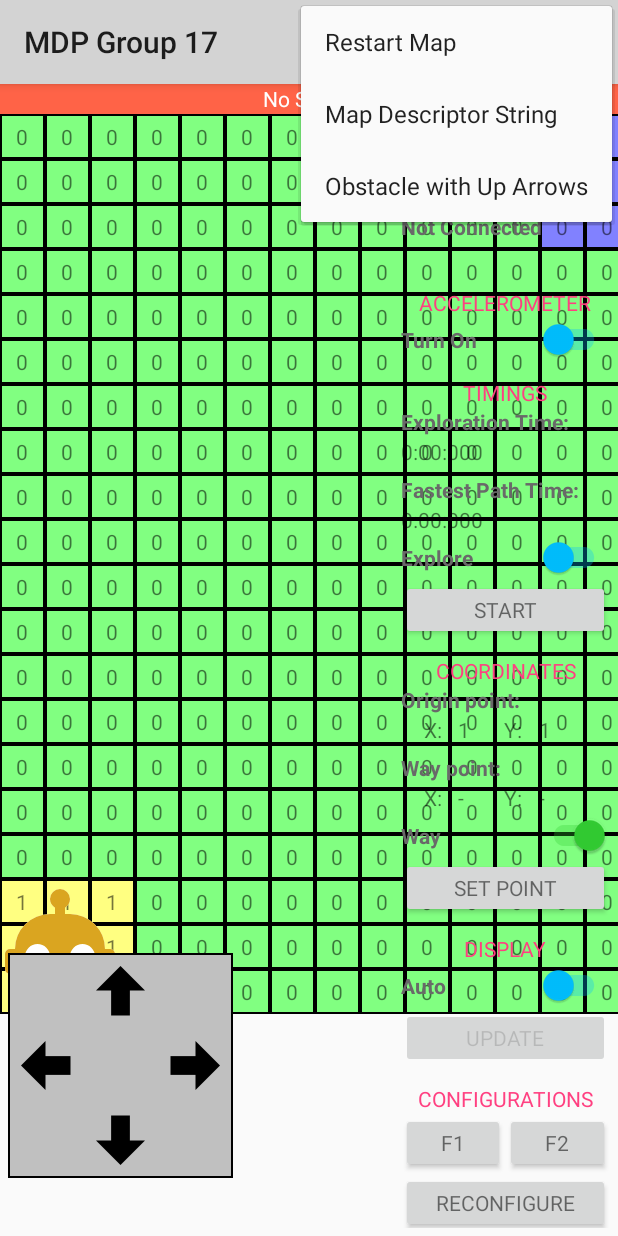
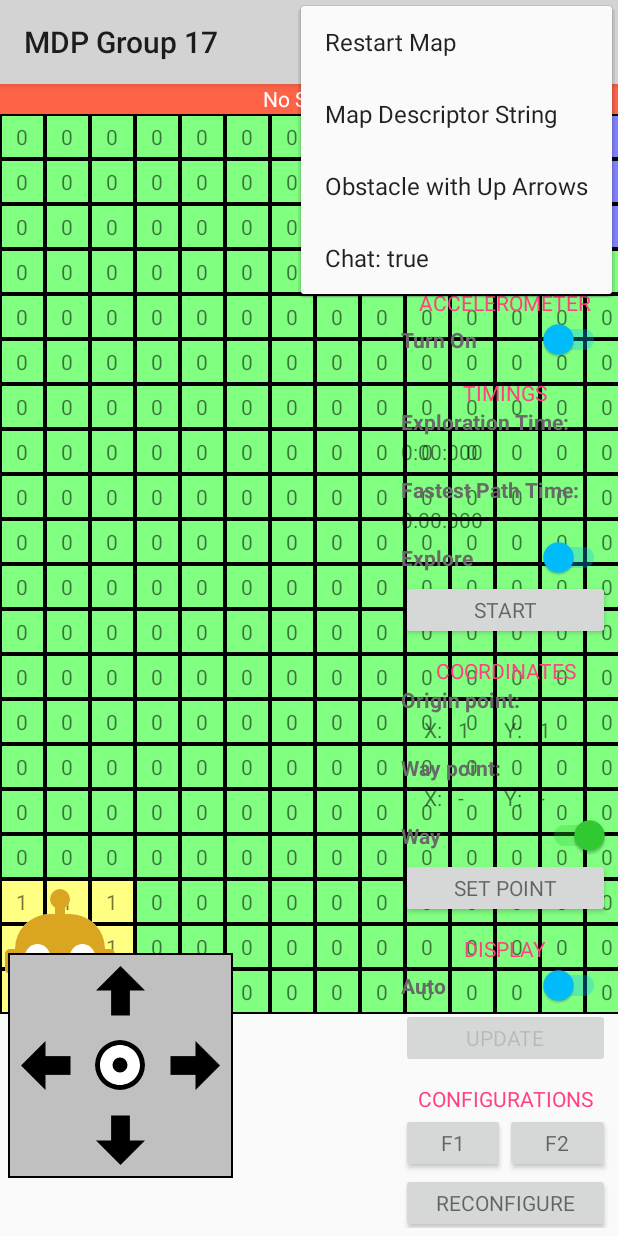
Before and after one commit to AUDR0012/Android_3004, an Android app: the screen it shows after launch (MainActivity), with the options menu open, on a phone screen of 412 x 824 dp. Run offline under Robolectric (Android 15) with nearby library versions, the phone set to English and light mode, and no system bars.

Commit message:
calib, toggle chat

```diff
--- a/app/src/main/java/android/mdp/android_3004/MainActivity.java
+++ b/app/src/main/java/android/mdp/android_3004/MainActivity.java
@@ -51,7 +51,7 @@ import java.util.Set;
 
 public class MainActivity extends AppCompatActivity {
 
-	boolean test_showchat = true;
+	boolean test_showchat = false;
 
 	final int MAZE_C = 15;
 	final int MAZE_R = 20;
@@ -121,8 +121,8 @@ public class MainActivity extends AppCompatActivity {
 
 //		========== CLICKABLE CONTROLS ==========
 		int[] list_onclick = {R.id.bt_swt_isrobust, R.id.tilt_swt_ison,
-			R.id.direction_btn_up, R.id.direction_btn_down, R.id.direction_btn_left, R.id.direction_btn_right,
-			R.id.time_btn_stopwatch, R.id.time_swt_isfastest,
+			R.id.direction_btn_up, R.id.direction_btn_down, R.id.direction_btn_left, R.id.direction_btn_right, R.id.direction_btn_calib,
+			R.id.time_btn_start, R.id.time_swt_isfastest,
 			R.id.point_swt_isway, R.id.point_btn_set,
 			R.id.display_swt_ismanual, R.id.display_btn_update,
 			R.id.config_btn_f1, R.id.config_btn_f2, R.id.config_btn_reconfig};
@@ -130,7 +130,7 @@ public class MainActivity extends AppCompatActivity {
 			findViewById(onclick).setOnClickListener(onClickListener);
 		}
 
-		findViewById(R.id.msg_temp).setOnClickListener(new View.OnClickListener() {
+		findViewById(R.id.msg_tp_preview).setOnClickListener(new View.OnClickListener() {
 			@Override
 			public void onClick(View v) {
 				dialog_msg = pop_message().show();
@@ -222,11 +222,8 @@ public class MainActivity extends AppCompatActivity {
 			case R.id.menu_arrow:
 				pop_arrow().show();
 				return true;
-			case R.id.menu_ar1://TODO
-				msg_writemsg("ar_c", "");
-				return true;
-			case R.id.menu_ar2:
-				msg_writemsg("ar_g", "");
+			case R.id.menu_chat:
+				toggle_chat();
 				return true;
 
 			//BLUETOOTH
@@ -331,8 +328,22 @@ public class MainActivity extends AppCompatActivity {
 
 	protected Drawable new_drawable(int image, int color) {
 		Drawable box = getResources().getDrawable(image, null);
-		box.setColorFilter(color, PorterDuff.Mode.OVERLAY);
+		box.setColorFilter(color, (color == getResources().getColor(R.color.silver)) ? PorterDuff.Mode.SRC_ATOP : PorterDuff.Mode.OVERLAY);
 		return box;
+	}
+
+	protected void enable_layout(int id) {
+		View v = findViewById(id);
+		if (v instanceof GridLayout) {
+			GridLayout gl = (GridLayout) v;
+			for (int i = 0; i < gl.getChildCount(); i++) {
+				View v2 = gl.getChildAt(i);
+
+				if (v2.getTag() != null) continue;
+				v2.setEnabled(test_showchat);
+				v2.setBackground(new_drawable(R.drawable.d_arrow, test_showchat ? Color.TRANSPARENT : getResources().getColor(R.color.silver)));
+			}
+		}
 	}
 
 	protected int enum_getcolor(int id) {
@@ -415,6 +426,8 @@ public class MainActivity extends AppCompatActivity {
 		time_option();
 
 		display_option();
+
+		toggle_chat();
 	}
 
 	protected void map_reset(boolean reset_all) {
@@ -698,29 +711,29 @@ public class MainActivity extends AppCompatActivity {
 	protected void bt_checkpaired() {
 		if (bt_device == null) {
 			((TextView) findViewById(R.id.bt_lbl_connected)).setText(R.string.bt_connect_no);
+			((TextView) findViewById(R.id.bt_txt_connected)).setText(r_string(R.string._null));
 			findViewById(R.id.bt_txt_connected).setVisibility(View.INVISIBLE);
-			((TextView) findViewById(R.id.bt_txt_connected)).setText(r_string(R.string._null));
 
 			findViewById(R.id.msg_lv_preview).setVisibility(View.GONE);
-			findViewById(R.id.msg_temp).setVisibility(View.GONE);
-			//if (dialog_msg.isShowing()) dialog_msg.dismiss();
+			findViewById(R.id.msg_tp_preview).setVisibility(View.GONE);
 		} else {
 			if (dialog_bt.isShowing()) dialog_bt.dismiss();
 
 			((TextView) findViewById(R.id.bt_lbl_connected)).setText(R.string.bt_connect_yes);
+			((TextView) findViewById(R.id.bt_txt_connected)).setText(bt_device.getName());
 			findViewById(R.id.bt_txt_connected).setVisibility(View.VISIBLE);
-			((TextView) findViewById(R.id.bt_txt_connected)).setText(bt_device.getName());
 
 			if (test_showchat) {
 				findViewById(R.id.msg_lv_preview).setVisibility(View.VISIBLE);
 				if (msg_chatlist.size() == 0) {
-					findViewById(R.id.msg_temp).setVisibility(View.VISIBLE);
+					findViewById(R.id.msg_tp_preview).setVisibility(View.VISIBLE);
 				}
 			} else {
 				findViewById(R.id.msg_lv_preview).setVisibility(View.GONE);
-				findViewById(R.id.msg_temp).setVisibility(View.GONE);
-			}
-		}
+				findViewById(R.id.msg_tp_preview).setVisibility(View.GONE);
+			}
+		}
+		if (dialog_msg != null && dialog_msg.isShowing()) dialog_msg.dismiss();
 	}
 
 	protected void bt_update(int toggle) {
@@ -860,19 +873,22 @@ public class MainActivity extends AppCompatActivity {
 
 	protected void msg_writemsg(String text, String description) {
 		if (bt_device == null) {
+
 			new_message("unable to send message");
+
 		} else {
+
 			text = msg_appendto(text);
 			byte[] bytes = text.getBytes(Charset.defaultCharset());
 			bt_connection.write(bytes);
 
-			String new_message = text;
-			if (Enum.Instruction.SEND_ARENA_INFO.getDescription().equalsIgnoreCase(description)) {
-				new_message = text.replaceAll(r_string(R.string._delimiter), "\n");
-			}
-
-			msg_chatlist.add(new MessageText(false, new_message, description, getResources()));
+//			if (Enum.Instruction.SEND_ARENA_INFO.getDescription().equalsIgnoreCase(description)) {
+//				text = text.replaceAll(r_string(R.string._delimiter), "\n");
+//			}
+
+			msg_chatlist.add(new MessageText(false, text, description, getResources()));
 			msg_listview();
+
 		}
 	}
 
@@ -894,7 +910,7 @@ public class MainActivity extends AppCompatActivity {
 
 		if (msg_lv_preview != null) {
 			if (msg_chatlist.size() != 0)
-				findViewById(R.id.msg_temp).setVisibility(View.GONE);
+				findViewById(R.id.msg_tp_preview).setVisibility(View.GONE);
 
 			msg_lv_preview.setAdapter(msg_listadapter);
 			msg_lv_preview.post(new Runnable() {
@@ -923,12 +939,7 @@ public class MainActivity extends AppCompatActivity {
 				description = r_string(R.string._success);
 			if (r_string(R.string._null).equalsIgnoreCase(text)) return; //no text sent
 
-			if (text.equalsIgnoreCase(r_string(R.string._code))) {
-
-				test_showchat = !test_showchat;
-				bt_checkpaired();
-
-			} else if (!text.contains(r_string(R.string._bracket_s)) && !text.contains(r_string(R.string._delimiter)) && !text.contains(r_string(R.string._bracket_e)) &&
+			if (!text.contains(r_string(R.string._bracket_s)) && !text.contains(r_string(R.string._delimiter)) && !text.contains(r_string(R.string._bracket_e)) &&
 				!text.contains(r_string(R.string._delimiter2))) {
 
 				try {
@@ -938,21 +949,32 @@ public class MainActivity extends AppCompatActivity {
 
 					if (instruction != null) {
 						switch (instruction) {
-							case SEND_ARENA_INFO:
-								String send_arena = r_string(R.string._null);
-								for (int r = MAZE_R - 1; r >= 0; r--) {
-									for (int c = 0; c < MAZE_C; c++) {
-										if (!send_arena.equalsIgnoreCase(r_string(R.string._null)) && c == 0) {
-											send_arena += r_string(R.string._delimiter);
-										}
-										send_arena += (view_string(grid_maze.findViewById(cell_id(c, r))) + " ");
-									}
+//							case SEND_ARENA_INFO:
+//								String send_arena = r_string(R.string._null);
+//								for (int r = MAZE_R - 1; r >= 0; r--) {
+//									for (int c = 0; c < MAZE_C; c++) {
+//										if (!send_arena.equalsIgnoreCase(r_string(R.string._null)) && c == 0) {
+//											send_arena += r_string(R.string._delimiter);
+//										}
+//										send_arena += (view_string(grid_maze.findViewById(cell_id(c, r))) + " ");
+//									}
+//								}
+//								msg_writemsg(send_arena, instruction.getDescription());
+//								break;
+
+							case STOP:
+								if (view_string(findViewById(R.id.time_btn_start)).equalsIgnoreCase(r_string(R.string.time_stop))) {
+									time_stopwatch(); //TODO
 								}
-								msg_writemsg(send_arena, instruction.getDescription());
+							case SENSOR:
+							case CALIBRATING:
+								((TextView) findViewById(R.id.txt_status)).setText(instruction.getStatus());
 								break;
 
-							default: //STOP or CALIBRATE or SENSOR
-								msg_movements(false, true, instruction);
+							default:
+								if (!test_showchat) {
+									new_message(text);
+								}
 								break;
 						}
 					}
@@ -978,9 +1000,9 @@ public class MainActivity extends AppCompatActivity {
 							count /= 90;
 							break;
 					}
-					for (int i = 0; i < count; i++) {
-						msg_movements(false, true, instruction);
-					}
+//					for (int i = 0; i < count; i++) {
+//						msg_movements(false, true, instruction);
+//					}
 
 					msg_chatlist.add(new MessageText(true, text, String.format("%d %s", count, instruction.getDescription()), getResources()));
 					msg_listview();
@@ -1179,8 +1201,8 @@ public class MainActivity extends AppCompatActivity {
 		time_set(0, 0, 0);
 	}
 
-	protected void time_stopwatch(View v) {
-		Button b = (Button) v;
+	protected void time_stopwatch() {
+		Button b = (Button) findViewById(R.id.time_btn_start);
 		if (view_string(b).equalsIgnoreCase(r_string(R.string.time_start))) {
 			time_reset();
 			if (((SwitchCompat) findViewById(R.id.time_swt_isfastest)).isChecked()) {
@@ -1197,11 +1219,11 @@ public class MainActivity extends AppCompatActivity {
 				}
 			}
 			time_start = SystemClock.uptimeMillis();
-			time_handler.postDelayed(time_stopwatch, 0);
+			time_handler.postDelayed(time_runnable, 0);
 			findViewById(R.id.time_swt_isfastest).setEnabled(false);
 			b.setText(R.string.time_stop);
 		} else {
-			time_handler.removeCallbacks(time_stopwatch);
+			time_handler.removeCallbacks(time_runnable);
 
 			findViewById(R.id.time_swt_isfastest).setEnabled(true);
 			b.setText(R.string.time_start);
@@ -1212,7 +1234,7 @@ public class MainActivity extends AppCompatActivity {
 		time_tv.setText(String.format("%d:%s:%s", min, String.format("%02d", sec), String.format("%03d", millisec)));
 	}
 
-	public Runnable time_stopwatch = new Runnable() {
+	public Runnable time_runnable = new Runnable() {
 		public void run() {
 			long time_count_ms = SystemClock.uptimeMillis() - time_start;
 			int time_s = (int) (time_count_ms / 1000);
@@ -1453,79 +1475,17 @@ public class MainActivity extends AppCompatActivity {
 		map_startgoal();
 	}
 
-	private View.OnClickListener onClickListener = new View.OnClickListener() {
-		public void onClick(View v) {
-
-			switch (v.getId()) {
-				//BLUETOOTH
-				case R.id.bt_swt_isrobust:
-					bt_robust_option();
-					break;
-
-				//ACCELEROMETER
-				case R.id.tilt_swt_ison:
-					tilt_option();
-					break;
-
-				//MAZE
-				case R.id.direction_btn_up:
-					msg_movements(true, true, Enum.Instruction.FORWARD);
-					break;
-				case R.id.direction_btn_down:
-					msg_movements(true, true, Enum.Instruction.REVERSE);
-					break;
-				case R.id.direction_btn_left:
-					msg_movements(true, true, Enum.Instruction.ROTATE_LEFT);
-					break;
-				case R.id.direction_btn_right:
-					msg_movements(true, true, Enum.Instruction.ROTATE_RIGHT);
-					break;
-
-				//STOPWATCH
-				case R.id.time_swt_isfastest:
-					time_option();
-					break;
-				case R.id.time_btn_stopwatch:
-					time_stopwatch(v);
-					break;
-
-				//SET POINTS
-				case R.id.point_swt_isway:
-					point_option();
-					break;
-				case R.id.point_btn_set:
-					point_toset();
-					break;
-
-				//DISPLAY GRAPHICS
-				case R.id.display_swt_ismanual:
-					display_option();
-					break;
-				case R.id.display_btn_update:
-					display_update();
-					break;
-
-				//CONFIGURATIONS
-				case R.id.config_btn_f1:
-					if (test_showchat) {
-						msg_writemsg(config_getpref(true), r_string(R.string.config_f1));
-					} else {
-						new_message(config_getpref(true));
-					}
-					break;
-				case R.id.config_btn_f2:
-					if (test_showchat) {
-						msg_writemsg(config_getpref(false), r_string(R.string.config_f2));
-					} else {
-						new_message(config_getpref(false));
-					}
-					break;
-				case R.id.config_btn_reconfig:
-					dialog_config = pop_config().show();
-					break;
-			}
-		}
-	};
+	protected void toggle_chat() {
+		test_showchat = !test_showchat;
+		menu.findItem(R.id.menu_chat).setTitle(String.format("Chat: %s", String.valueOf(test_showchat)));
+
+		enable_layout(R.id.layout_direction);
+		findViewById(R.id.layout_tilt).setVisibility(test_showchat ? View.VISIBLE : View.INVISIBLE);
+		findViewById(R.id.layout_display).setVisibility(test_showchat ? View.VISIBLE : View.INVISIBLE);
+		findViewById(R.id.layout_config).setVisibility(test_showchat ? View.VISIBLE : View.INVISIBLE);
+
+		bt_checkpaired();
+	}
 
 	protected void msg_movements(boolean towrite, boolean tolist, Enum.Instruction instruction) {
 		if (instruction != null) {
@@ -1546,8 +1506,6 @@ public class MainActivity extends AppCompatActivity {
 					case ROTATE_RIGHT:
 						robot_rotate(Enum.Direction.RIGHT.get());
 						break;
-					default:
-						break;
 				}
 			}
 
@@ -1559,4 +1517,81 @@ public class MainActivity extends AppCompatActivity {
 			}
 		}
 	}
+
+	private View.OnClickListener onClickListener = new View.OnClickListener() {
+		public void onClick(View v) {
+
+			switch (v.getId()) {
+				//BLUETOOTH
+				case R.id.bt_swt_isrobust:
+					bt_robust_option();
+					break;
+
+				//ACCELEROMETER
+				case R.id.tilt_swt_ison:
+					tilt_option();
+					break;
+
+				//MAZE
+				case R.id.direction_btn_up:
+					msg_movements(true, true, Enum.Instruction.FORWARD);
+					break;
+				case R.id.direction_btn_down:
+					msg_movements(true, true, Enum.Instruction.REVERSE);
+					break;
+				case R.id.direction_btn_left:
+					msg_movements(true, true, Enum.Instruction.ROTATE_LEFT);
+					break;
+				case R.id.direction_btn_right:
+					msg_movements(true, true, Enum.Instruction.ROTATE_RIGHT);
+					break;
+				case R.id.direction_btn_calib:
+					msg_writemsg(Enum.Instruction.CALIBRATING.getText(), Enum.Instruction.CALIBRATING.getDescription());
+					break;
+
+				//STOPWATCH
+				case R.id.time_swt_isfastest:
+					time_option();
+					break;
+				case R.id.time_btn_start:
+					time_stopwatch();
+					break;
+
+				//SET POINTS
+				case R.id.point_swt_isway:
+					point_option();
+					break;
+				case R.id.point_btn_set:
+					point_toset();
+					break;
+
+				//DISPLAY GRAPHICS
+				case R.id.display_swt_ismanual:
+					display_option();
+					break;
+				case R.id.display_btn_update:
+					display_update();
+					break;
+
+				//CONFIGURATIONS
+				case R.id.config_btn_f1:
+					if (test_showchat) {
+						msg_writemsg(config_getpref(true), r_string(R.string.config_f1));
+					} else {
+						new_message(config_getpref(true));
+					}
+					break;
+				case R.id.config_btn_f2:
+					if (test_showchat) {
+						msg_writemsg(config_getpref(false), r_string(R.string.config_f2));
+					} else {
+						new_message(config_getpref(false));
+					}
+					break;
+				case R.id.config_btn_reconfig:
+					dialog_config = pop_config().show();
+					break;
+			}
+		}
+	};
 }
--- /dev/null
+++ b/app/src/main/res/drawable/d_calib.xml
@@ -0,0 +1,13 @@
+<?xml version="1.0" encoding="utf-8"?>
+<vector xmlns:android="http://schemas.android.com/apk/res/android"
+	android:width="24dp"
+	android:height="24dp"
+	android:viewportWidth="24"
+	android:viewportHeight="24">
+	<path
+		android:fillColor="@color/white"
+		android:pathData="M12,2A10,10 0 0,0 2,12A10,10 0 0,0 12,22A10,10 0 0,0 22,12A10,10 0 0,0 12,2Z" />
+	<path
+		android:fillColor="@color/black"
+		android:pathData="M12,2A10,10 0 0,0 2,12A10,10 0 0,0 12,22A10,10 0 0,0 22,12A10,10 0 0,0 12,2M12,20C7.59,20 4,16.41 4,12C4,7.59 7.59,4 12,4C16.41,4 20,7.59 20,12C20,16.41 16.41,20 12,20M15,12A3,3 0 0,1 12,15A3,3 0 0,1 9,12A3,3 0 0,1 12,9A3,3 0 0,1 15,12Z" />
+</vector>
--- a/app/src/main/res/layout/activity_main.xml
+++ b/app/src/main/res/layout/activity_main.xml
@@ -45,6 +45,7 @@
 		android:padding="5dp">
 
 		<LinearLayout
+			android:id="@+id/layout_bt"
 			android:layout_width="match_parent"
 			android:layout_height="wrap_content"
 			android:orientation="vertical">
@@ -78,6 +79,7 @@
 		</LinearLayout>
 
 		<LinearLayout
+			android:id="@+id/layout_tilt"
 			android:layout_width="match_parent"
 			android:layout_height="wrap_content"
 			android:orientation="vertical">
@@ -98,6 +100,7 @@
 		</LinearLayout>
 
 		<LinearLayout
+			android:id="@+id/layout_time"
 			android:layout_width="match_parent"
 			android:layout_height="wrap_content"
 			android:orientation="vertical">
@@ -140,8 +143,8 @@
 				android:theme="@style/SwitchStyle" />
 
 			<Button
-				android:id="@+id/time_btn_stopwatch"
-				style="@style/ButtonStyle"
+				android:id="@+id/time_btn_start"
+				style="@style/ButtonStyle1"
 				android:layout_width="match_parent"
 				android:layout_height="40dp"
 				android:text="@string/time_start" />
@@ -149,6 +152,7 @@
 		</LinearLayout>
 
 		<LinearLayout
+			android:id="@+id/layout_point"
 			android:layout_width="match_parent"
 			android:layout_height="wrap_content"
 			android:orientation="vertical">
@@ -254,7 +258,7 @@
 
 				<Button
 					android:id="@+id/point_btn_set"
-					style="@style/ButtonStyle"
+					style="@style/ButtonStyle1"
 					android:layout_width="match_parent"
 					android:layout_height="40dp"
 					android:text="@string/point_isset_false" />
@@ -264,6 +268,7 @@
 		</LinearLayout>
 
 		<LinearLayout
+			android:id="@+id/layout_display"
 			android:layout_width="match_parent"
 			android:layout_height="wrap_content"
 			android:orientation="vertical">
@@ -283,7 +288,7 @@
 
 			<Button
 				android:id="@+id/display_btn_update"
-				style="@style/ButtonStyle"
+				style="@style/ButtonStyle1"
 				android:layout_width="match_parent"
 				android:layout_height="40dp"
 				android:text="@string/display_update" />
@@ -291,6 +296,7 @@
 		</LinearLayout>
 
 		<LinearLayout
+			android:id="@+id/layout_config"
 			android:layout_width="match_parent"
 			android:layout_height="wrap_content"
 			android:orientation="vertical">
@@ -308,7 +314,7 @@
 
 				<Button
 					android:id="@+id/config_btn_f1"
-					style="@style/ButtonStyle"
+					style="@style/ButtonStyle1"
 					android:layout_width="0dp"
 					android:layout_height="40dp"
 					android:layout_weight="1"
@@ -316,7 +322,7 @@
 
 				<Button
 					android:id="@+id/config_btn_f2"
-					style="@style/ButtonStyle"
+					style="@style/ButtonStyle1"
 					android:layout_width="0dp"
 					android:layout_height="40dp"
 					android:layout_weight="1"
@@ -325,7 +331,7 @@
 
 			<Button
 				android:id="@+id/config_btn_reconfig"
-				style="@style/ButtonStyle"
+				style="@style/ButtonStyle1"
 				android:layout_width="match_parent"
 				android:layout_height="40dp"
 				android:text="@string/config_reconfig" />
@@ -346,7 +352,7 @@
 		android:paddingBottom="5dp">
 
 		<GridLayout
-			android:id="@+id/grid_direction"
+			android:id="@+id/layout_direction"
 			android:layout_width="150dp"
 			android:layout_height="150dp"
 			android:background="@drawable/d_box"
@@ -354,29 +360,40 @@
 			android:rowCount="3">
 
 			<Button
+				android:id="@+id/direction_btn_calib"
+				style="@style/ButtonStyle2"
+				android:layout_width="40dp"
+				android:layout_height="40dp"
+				android:layout_row="1"
+				android:layout_column="1"
+				android:background="@drawable/d_calib"
+				android:rotation="0"
+				android:tag="" />
+
+			<Button
 				android:id="@+id/direction_btn_up"
-				style="@style/DirectionStyle"
+				style="@style/ButtonStyle3"
 				android:layout_row="0"
 				android:layout_column="1"
 				android:rotation="0" />
 
 			<Button
 				android:id="@+id/direction_btn_down"
-				style="@style/DirectionStyle"
+				style="@style/ButtonStyle3"
 				android:layout_row="2"
 				android:layout_column="1"
 				android:rotation="180" />
 
 			<Button
 				android:id="@+id/direction_btn_left"
-				style="@style/DirectionStyle"
+				style="@style/ButtonStyle3"
 				android:layout_row="1"
 				android:layout_column="0"
 				android:rotation="270" />
 
 			<Button
 				android:id="@+id/direction_btn_right"
-				style="@style/DirectionStyle"
+				style="@style/ButtonStyle3"
 				android:layout_row="1"
 				android:layout_column="2"
 				android:rotation="90" />
@@ -384,7 +401,6 @@
 		</GridLayout>
 
 		<LinearLayout
-			android:id="@+id/msg_layout"
 			android:layout_width="295dp"
 			android:layout_height="match_parent"
 			android:orientation="horizontal"
@@ -392,7 +408,7 @@
 			android:paddingEnd="0dp">
 
 			<ImageButton
-				android:id="@+id/msg_temp"
+				android:id="@+id/msg_tp_preview"
 				android:layout_width="match_parent"
 				android:layout_height="match_parent"
 				android:background="@drawable/d_box"
--- a/app/src/main/res/layout/pop_bluetooth.xml
+++ b/app/src/main/res/layout/pop_bluetooth.xml
@@ -26,7 +26,7 @@
 
 		<Button
 			android:id="@+id/bt_btn_find"
-			style="@style/ButtonStyle"
+			style="@style/ButtonStyle1"
 			android:layout_width="0dp"
 			android:layout_height="40dp"
 			android:layout_weight="1"
@@ -34,7 +34,7 @@
 
 		<Button
 			android:id="@+id/bt_btn_paired"
-			style="@style/ButtonStyle"
+			style="@style/ButtonStyle1"
 			android:layout_width="0dp"
 			android:layout_height="40dp"
 			android:layout_weight="1"
--- a/app/src/main/res/layout/pop_config.xml
+++ b/app/src/main/res/layout/pop_config.xml
@@ -75,7 +75,7 @@
 
 	<Button
 		android:id="@+id/config_btn_save"
-		style="@style/ButtonStyle"
+		style="@style/ButtonStyle1"
 		android:layout_width="70dp"
 		android:layout_height="40dp"
 		android:text="@string/config_save" />
--- a/app/src/main/res/layout/pop_message.xml
+++ b/app/src/main/res/layout/pop_message.xml
@@ -44,7 +44,7 @@
 
 		<Button
 			android:id="@+id/msg_btn_send"
-			style="@style/ButtonStyle"
+			style="@style/ButtonStyle1"
 			android:layout_width="70dp"
 			android:layout_height="40dp"
 			android:text="@string/msg_send" />
--- a/app/src/main/res/menu/menu.xml
+++ b/app/src/main/res/menu/menu.xml
@@ -16,16 +16,9 @@
 		android:title="@string/arrow_header"
 		app:showAsAction="collapseActionView" />
 
-	<!--TODO-->
 	<item
-		android:id="@+id/menu_ar1"
-		android:title="arduino :: c"
-		android:visible="false"
-		app:showAsAction="collapseActionView" />
-	<item
-		android:id="@+id/menu_ar2"
-		android:title="arduino :: g"
-		android:visible="false"
+		android:id="@+id/menu_chat"
+		android:visible="true"
 		app:showAsAction="collapseActionView" />
 
 
--- a/app/src/main/res/values/strings.xml
+++ b/app/src/main/res/values/strings.xml
@@ -4,7 +4,6 @@
 	<string name="_success">Success</string>
 	<string name="_turnon">Turn On</string>
 	<string name="_turnoff">Turn Off</string>
-	<string name="_code">+++</string>
 	<string name="_delimiter2">;</string>
 	<string name="_delimiter">,</string>
 	<string name="_bracket_s">{</string>
--- a/app/src/main/res/values/styles.xml
+++ b/app/src/main/res/values/styles.xml
@@ -17,12 +17,6 @@
 		<item name="android:textStyle">bold</item>
 	</style>
 
-	<style name="ButtonStyle" parent="Base.Theme.AppCompat.Light">
-		<item name="android:textAllCaps">true</item>
-		<item name="android:textAppearance">@android:style/TextAppearance.DeviceDefault.Small</item>
-		<item name="android:textSize">14sp</item>
-	</style>
-
 	<style name="HeaderStyle" parent="Base.Theme.AppCompat.Light">
 		<item name="android:gravity">bottom|center_horizontal</item>
 		<item name="android:textAllCaps">true</item>
@@ -36,13 +30,29 @@
 		<item name="android:textSize">14sp</item>
 	</style>
 
-	<style name="DirectionStyle" parent="Base.Theme.AppCompat.Light">
+	<style name="ButtonStyle1" parent="Base.Theme.AppCompat.Light">
+		<item name="android:textAllCaps">true</item>
+		<item name="android:textAppearance">@android:style/TextAppearance.DeviceDefault.Small</item>
+		<item name="android:textSize">14sp</item>
+	</style>
+
+	<style name="ButtonStyle2" parent="ButtonStyle1">
+		<item name="android:layout_gravity">center</item>
 		<item name="android:layout_width">50dp</item>
 		<item name="android:layout_height">50dp</item>
 		<item name="android:width">50dp</item>
 		<item name="android:height">50dp</item>
+	</style>
+
+	<style name="ButtonStyle3" parent="ButtonStyle2">
 		<item name="android:background">@drawable/d_arrow</item>
-		<item name="android:textAppearance">@android:style/TextAppearance.DeviceDefault.Small</item>
+	</style>
+
+	<style name="ButtonStyleA" parent="ButtonStyle1">
+		<item name="android:layout_width">30dp</item>
+		<item name="android:layout_height">30dp</item>
+		<item name="android:width">30dp</item>
+		<item name="android:height">30dp</item>
 	</style>
 
 	<style name="DialogStyle" parent="Base.Theme.AppCompat.Light.Dialog.Alert">
--- a/build.gradle
+++ b/build.gradle
@@ -7,7 +7,7 @@ buildscript {
         jcenter()
     }
     dependencies {
-        classpath 'com.android.tools.build:gradle:3.2.0'
+        classpath 'com.android.tools.build:gradle:3.2.1'
 
 
         // NOTE: Do not place your application dependencies here; they belong
```
